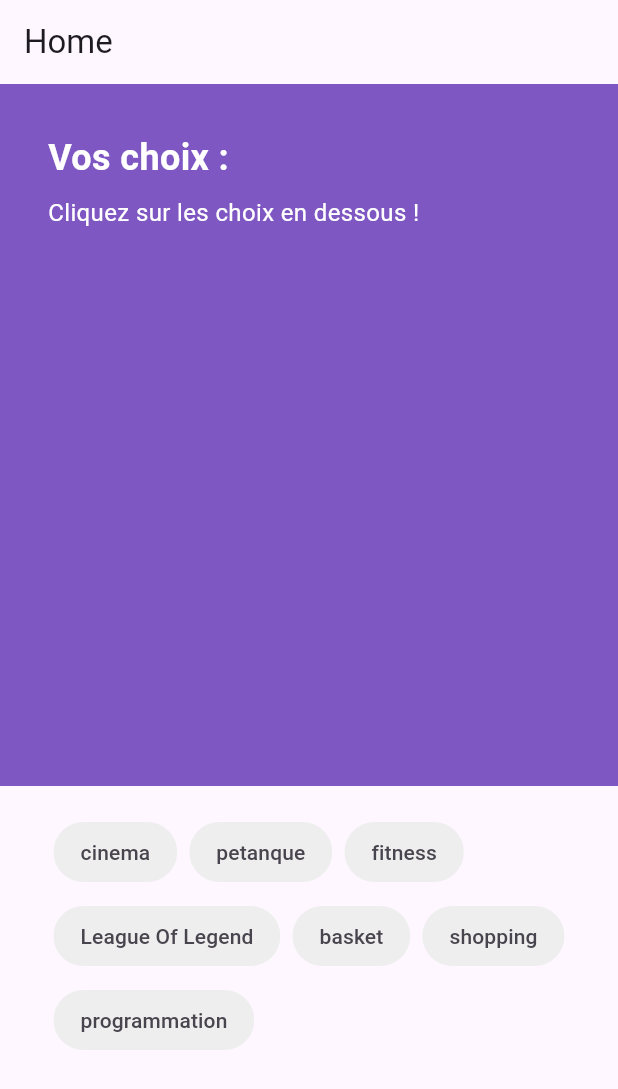
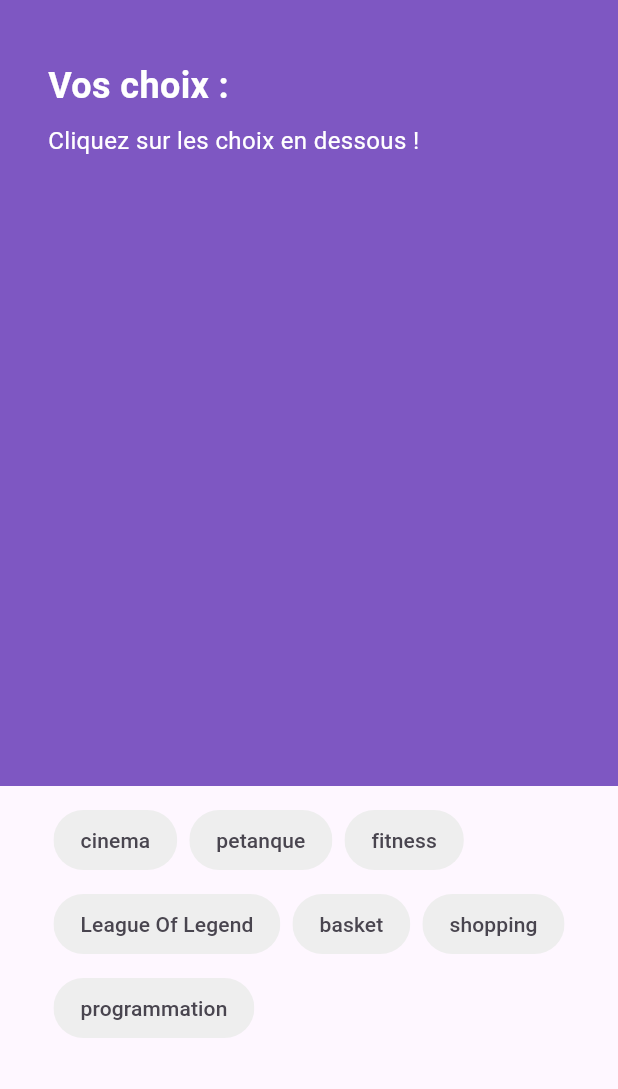
Before and after one commit to JustGritt/Flutter-todolist, a Flutter app: the screen it shows after launch, on a phone screen of 412 x 824 dp. Shown: the top 1089 px of the screen. Run offline on Flutter 3.47's test engine with Material 3 defaults, Android fonts, the phone set to English and light mode, and no system bars.

Commit message:
Update user interface

```diff
--- a/lib/src/app.dart
+++ b/lib/src/app.dart
@@ -38,7 +38,9 @@ class _HomeState extends State<Home> {
   Widget build(BuildContext context) {
     return Scaffold(
       appBar: AppBar(
-        title: const Text("Home"),
+        backgroundColor: Colors.deepPurple[400],
+        elevation: 0,
+        toolbarHeight: 8,
       ),
       body: Column(
         children: [
--- a/lib/src/footer.dart
+++ b/lib/src/footer.dart
@@ -11,9 +11,10 @@ class Footer extends StatelessWidget {
   Widget build(BuildContext context) {
     return Container(
       height: 300.0,
-      padding: const EdgeInsets.all(16.0),
+      padding: const EdgeInsets.symmetric(horizontal: 0, vertical: 8.0),
       child: SingleChildScrollView(
         child: Wrap(
+          alignment: WrapAlignment.start,
           children: choices.map((choice) => GestureDetector(
             onTap: () => onChoiceSelected(choice),
             child: ChoiceItem(label: choice),
--- a/lib/src/header.dart
+++ b/lib/src/header.dart
@@ -26,6 +26,8 @@ class Header extends StatelessWidget {
           ),
           const SizedBox(height: 16),
           Wrap(
+            spacing: 8.0,
+            runSpacing: 8.0,
             children: selectedChoices.map((choice) => GestureDetector(
               onTap: () => onChoiceDeselected(choice),
               child: Chip(
```
